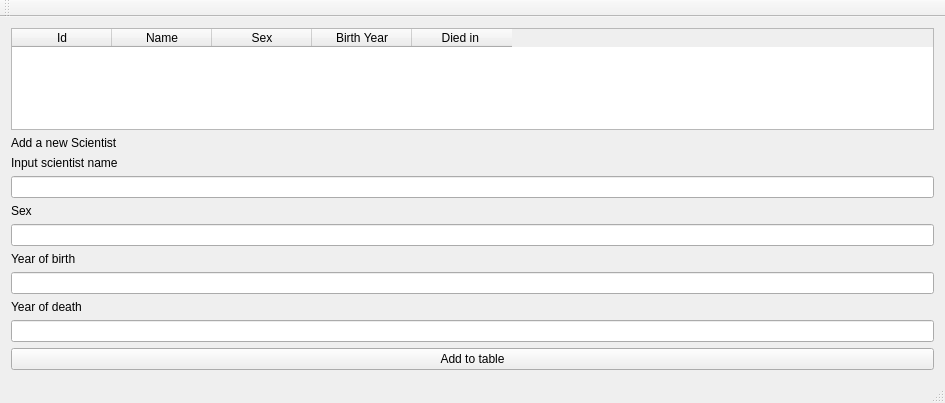
Qt form Group36W3/mainwindow.ui (skulia15/Project-Course-1-Week3-Reykjavik-University) before a commit.
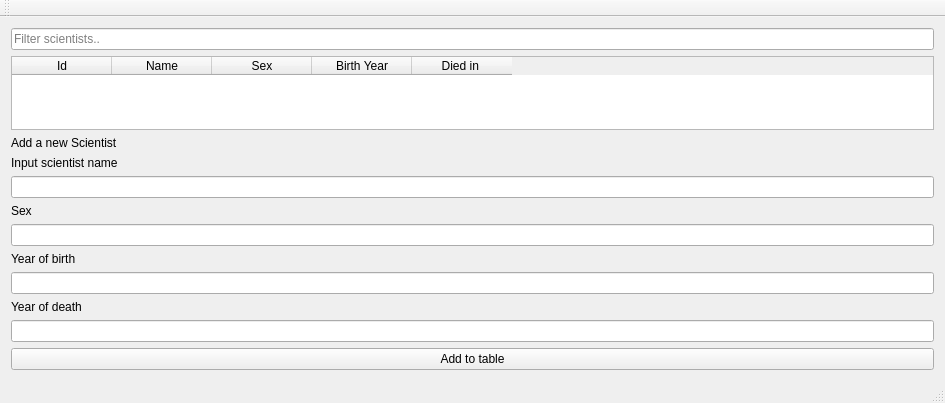
The same form after that commit.

Commit message: Filter scientists komið

Patch:
```diff
--- a/Group36W3/mainwindow.ui
+++ b/Group36W3/mainwindow.ui
@@ -15,6 +15,13 @@
   </property>
   <widget class="QWidget" name="centralWidget">
    <layout class="QVBoxLayout" name="verticalLayout">
+    <item>
+     <widget class="QLineEdit" name="Input_Filter_Scientists">
+      <property name="placeholderText">
+       <string>Filter scientists..</string>
+      </property>
+     </widget>
+    </item>
     <item>
      <widget class="QTableWidget" name="table_showAllScientists">
       <property name="selectionMode">
```
The commit also changes 23 other files.
